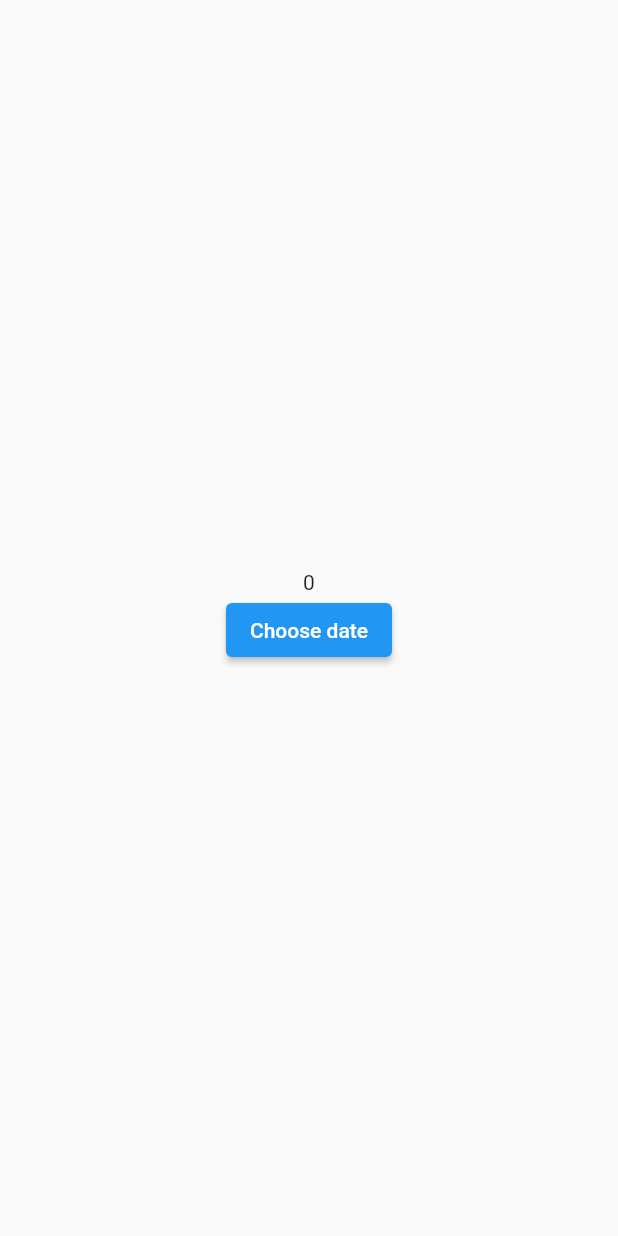
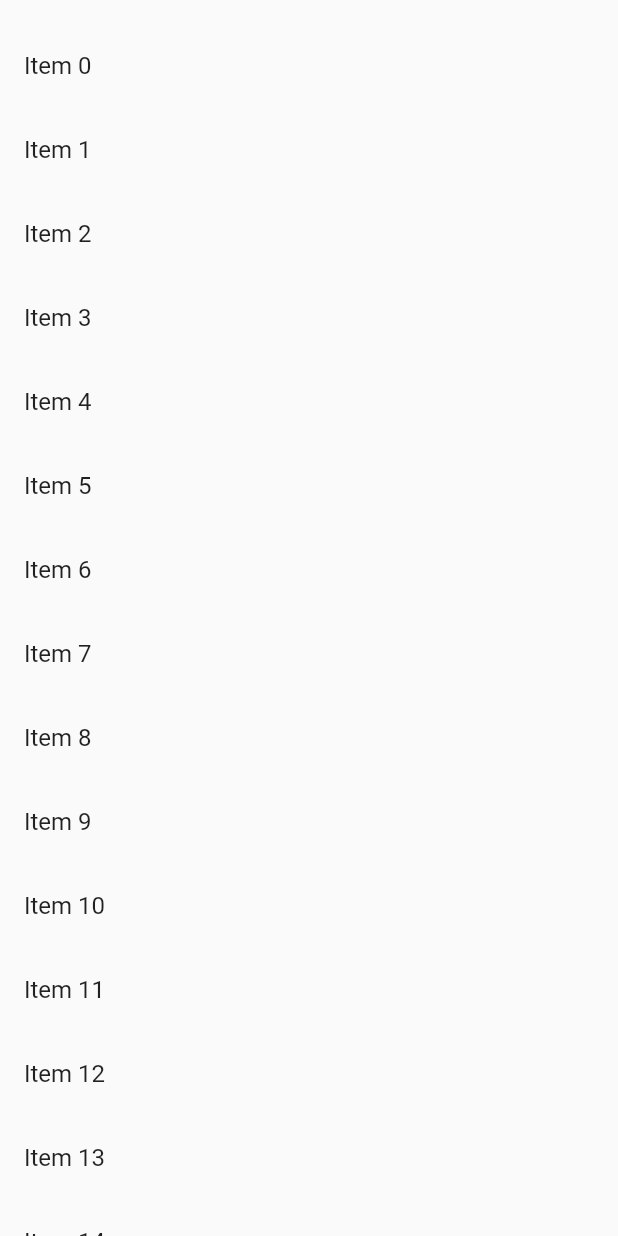
Before and after one commit to zalkary4/flutter_widget_3, a Flutter app: the screen it shows after launch, on a phone screen of 412 x 824 dp. Run offline on Flutter 3.47's test engine with Material 2 defaults, Android fonts, the phone set to English and light mode, and no system bars; our stand-ins replace syncfusion_flutter_datepicker; key blocks and very long unbroken strings in the code were emptied for the run.

Commit message:
dismissble widget

```diff
--- /dev/null
+++ b/lib/dismissible_widget2.dart
@@ -0,0 +1,36 @@
+import 'package:flutter/material.dart';
+
+class DismissibleWidget2 extends StatefulWidget {
+  const DismissibleWidget2({Key? key}) : super(key: key);
+
+  @override
+  _DismissibleWidget2State createState() => _DismissibleWidget2State();
+}
+
+class _DismissibleWidget2State extends State<DismissibleWidget2> {
+  List<int> items = List<int>.generate(100, (index) => index);
+  @override
+  Widget build(BuildContext context) {
+    return ListView.builder(
+      itemCount: items.length,
+      padding: const EdgeInsets.symmetric(vertical: 16),
+      itemBuilder: (BuildContext context, int index) {
+        return Dismissible(
+          background: Container(
+            color: Colors.red,
+            child: const Icon(Icons.delete),
+          ),
+          key: ValueKey<int>(items[index]),
+          onDismissed: (DismissDirection direction) {
+            setState(() {
+              items.removeAt(index);
+            });
+          },
+          child: ListTile(
+            title: Text('Item ${items[index]}'),
+          ),
+        );
+      },
+    );
+  }
+}
--- a/lib/main.dart
+++ b/lib/main.dart
@@ -1,5 +1,5 @@
 import 'package:flutter/material.dart';
-import 'package:flutter_application_1/date_range_picker_widget2.dart';
+import 'package:flutter_application_1/dismissible_widget2.dart';
 
 void main() {
   runApp(const MyApp());
@@ -12,7 +12,7 @@ class MyApp extends StatelessWidget {
     return const MaterialApp(
       debugShowCheckedModeBanner: false,
       home: Scaffold(
-        body: DateRangePickerWidget2(),
+        body: DismissibleWidget2(),
       ),
     );
   }
```
